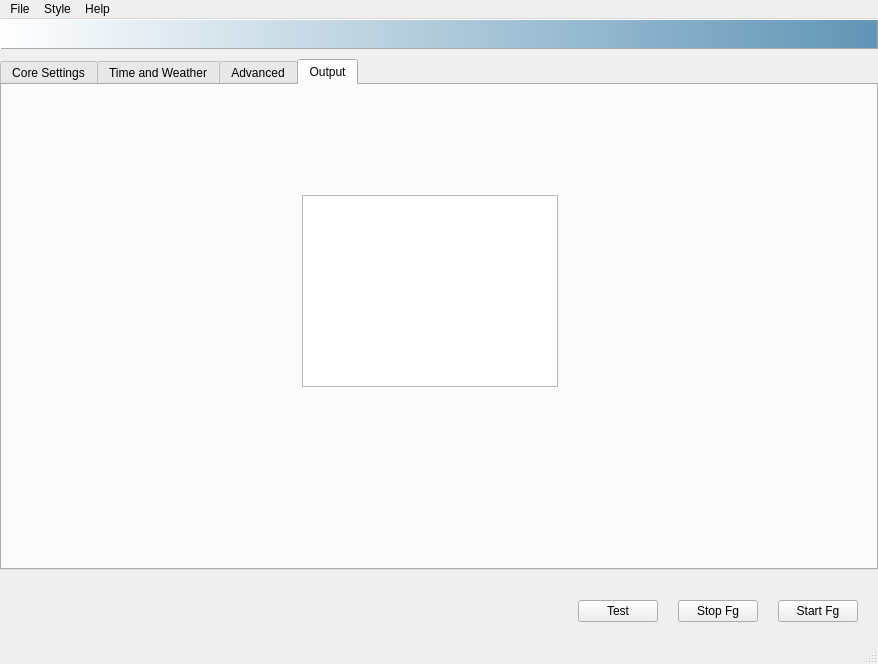
The window that src/fgx.ui (fgx/fgx) describes before a commit, drawn with Qt 5.
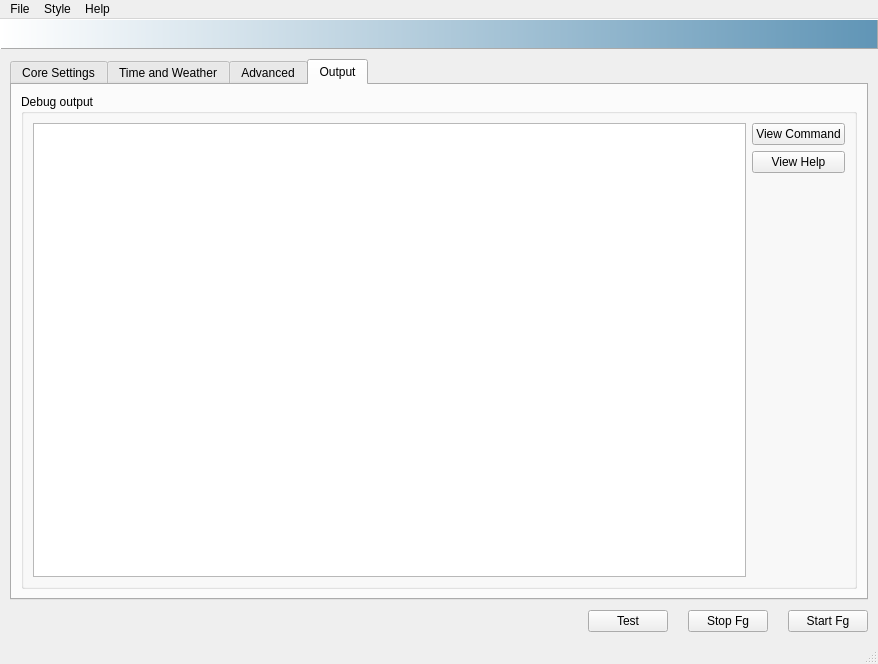
The same window after the commit. The open tabs and pages were chosen to show the change. Icons and pictures are not drawn.

Commit message: tidy layout

```diff
--- a/src/fgx.ui
+++ b/src/fgx.ui
@@ -29,7 +29,7 @@
   <widget class="QWidget" name="centralwidget">
    <layout class="QVBoxLayout" name="verticalLayout_9">
     <property name="spacing">
-     <number>10</number>
+     <number>0</number>
     </property>
     <property name="margin">
      <number>0</number>
@@ -51,6 +51,14 @@
      </widget>
     </item>
     <item>
+     <layout class="QVBoxLayout" name="verticalLayout">
+      <property name="spacing">
+       <number>10</number>
+      </property>
+      <property name="margin">
+       <number>10</number>
+      </property>
+      <item>
      <widget class="QTabWidget" name="tabs">
       <property name="autoFillBackground">
        <bool>true</bool>
@@ -669,27 +677,54 @@
        <attribute name="title">
         <string>Output</string>
        </attribute>
-       <widget class="QPlainTextEdit" name="txtStartupCommand">
-        <property name="geometry">
-         <rect>
-          <x>300</x>
-          <y>110</y>
-          <width>256</width>
-          <height>192</height>
-         </rect>
-        </property>
-       </widget>
-      </widget>
-     </widget>
+         <layout class="QHBoxLayout" name="horizontalLayout_7">
+          <item>
+           <widget class="QGroupBox" name="groupBox_7">
+            <property name="title">
+             <string>Debug output</string>
+            </property>
+            <layout class="QHBoxLayout" name="horizontalLayout_6">
+             <item>
+              <widget class="QPlainTextEdit" name="txtStartupCommand"/>
+             </item>
+             <item>
+              <layout class="QVBoxLayout" name="verticalLayout_4">
+               <item>
+                <widget class="QPushButton" name="buttonViewCommand">
+                 <property name="text">
+                  <string>View Command</string>
+                 </property>
+                </widget>
+               </item>
+               <item>
+                <widget class="QPushButton" name="buttonViewHelp">
+                 <property name="text">
+                  <string>View Help</string>
+                 </property>
+                </widget>
     </item>
     <item>
-     <layout class="QVBoxLayout" name="verticalLayout">
-      <property name="spacing">
-       <number>20</number>
-      </property>
-      <property name="margin">
-       <number>20</number>
-      </property>
+                <spacer name="verticalSpacer">
+                 <property name="orientation">
+                  <enum>Qt::Vertical</enum>
+                 </property>
+                 <property name="sizeHint" stdset="0">
+                  <size>
+                   <width>20</width>
+                   <height>40</height>
+                  </size>
+                 </property>
+                </spacer>
+               </item>
+              </layout>
+             </item>
+            </layout>
+           </widget>
+          </item>
+         </layout>
+        </widget>
+       </widget>
+      </item>
       <item>
        <layout class="QHBoxLayout" name="horizontalLayout">
         <property name="spacing">
```
Left out of the diff: 2 changed lines with no effect on the pictures. Lines whose indentation alone changed are shown as unchanged. The commit also changes 4 other files.
